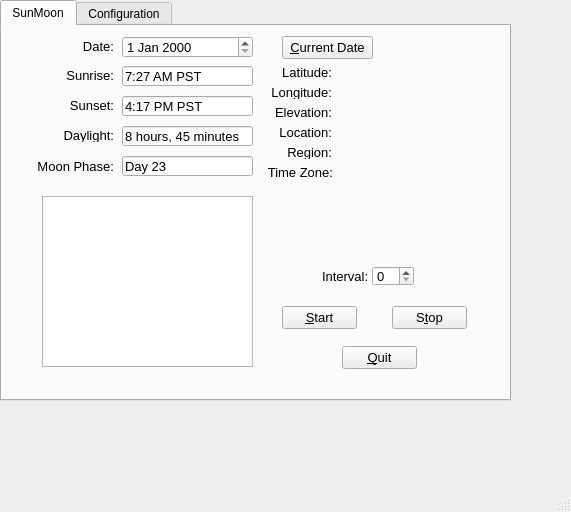
tominthewallowas/SunMoon, file sunmoon.ui: the form before one commit.
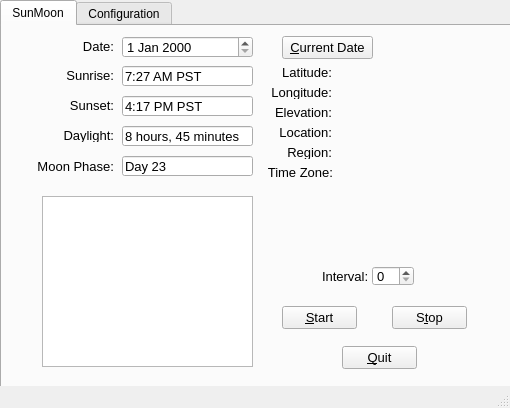
The form after the commit. The open tabs and pages were chosen to show the change.

Commit message: Added fields and labels on Configuration tab.

Patch:
```diff
--- a/sunmoon.ui
+++ b/sunmoon.ui
@@ -6,8 +6,8 @@
    <rect>
     <x>0</x>
     <y>0</y>
-    <width>571</width>
-    <height>512</height>
+    <width>510</width>
+    <height>408</height>
    </rect>
   </property>
   <property name="windowTitle">
```
Left out of the diff: 2 changed lines with no effect on the pictures.
